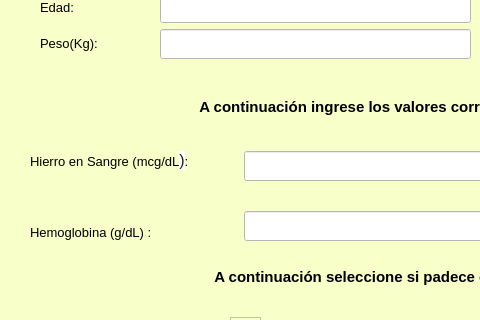
This is ingreso_donante.ui in mcewenar/PROY_FINAL_BIOING_II as Qt 5 draws it before an edit; both pictures show x 0 to 480 and y 213 to 533 of the 1100 by 740 pixel window. The edited form follows.
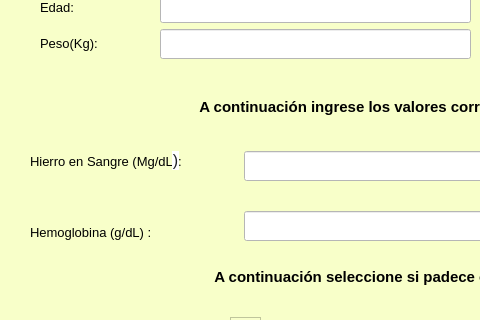
This is the edited form.

Patch:
```diff
--- a/ingreso_donante.ui
+++ b/ingreso_donante.ui
@@ -555,7 +555,7 @@
     </size>
    </property>
    <property name="text">
-    <string>&lt;html&gt;&lt;head/&gt;&lt;body&gt;&lt;p&gt;&lt;span style=&quot; font-size:10pt;&quot;&gt;Hierro en Sangre (mcg/dL&lt;/span&gt;&lt;span style=&quot; font-family:'arial,sans-serif'; font-size:16px; color:#202124; background-color:#ffffff;&quot;&gt;)&lt;/span&gt;&lt;span style=&quot; font-size:10pt;&quot;&gt;: &lt;/span&gt;&lt;/p&gt;&lt;/body&gt;&lt;/html&gt;</string>
+    <string>&lt;html&gt;&lt;head/&gt;&lt;body&gt;&lt;p&gt;&lt;span style=&quot; font-size:10pt;&quot;&gt;Hierro en Sangre (Mg/dL&lt;/span&gt;&lt;span style=&quot; font-family:'arial,sans-serif'; font-size:16px; color:#202124; background-color:#ffffff;&quot;&gt;)&lt;/span&gt;&lt;span style=&quot; font-size:10pt;&quot;&gt;: &lt;/span&gt;&lt;/p&gt;&lt;/body&gt;&lt;/html&gt;</string>
    </property>
   </widget>
   <widget class="QPushButton" name="Boton_Volver">
```
